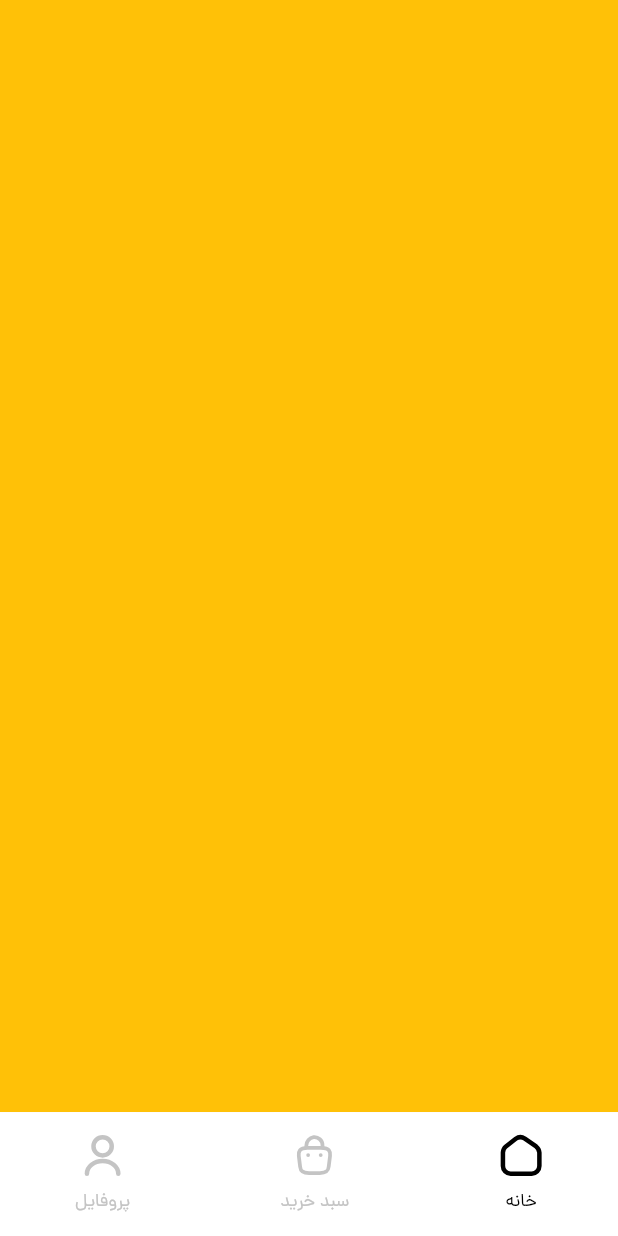
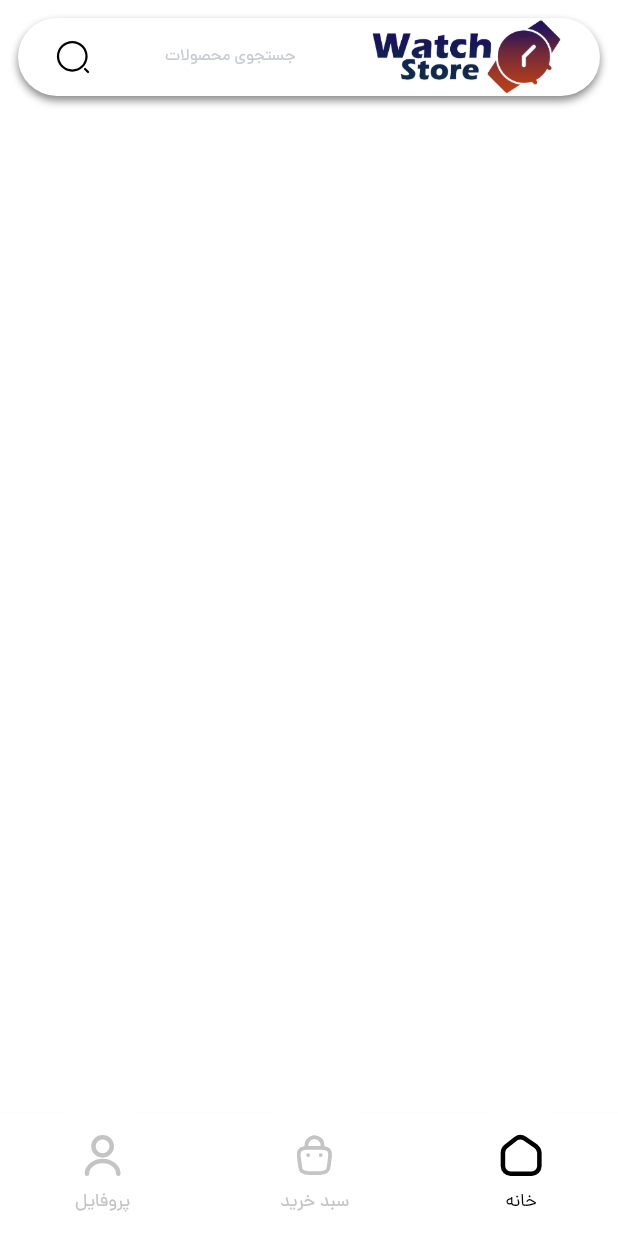
Before and after one commit to KiaGhorbani/KiaWatchStore, a Flutter app: the screen it shows after launch, on a phone screen of 412 x 824 dp. Run offline on Flutter 3.47's test engine with Material 3 defaults, Android fonts, the phone set to English and light mode, and no system bars; our stand-ins replace flutter_svg.

Commit message:
feat: Home Screen Search Bar

```diff
--- a/lib/Components/text_style.dart
+++ b/lib/Components/text_style.dart
@@ -25,7 +25,7 @@ class LightTextStyles {
     color: MyColors.bottomNavItemInActive,
   );
 
-  static TextStyle textFieldHint = TextStyle(
+  static TextStyle hint = TextStyle(
     fontFamily: "dana",
     fontSize: 11,
     fontWeight: FontWeight.w300,
--- a/lib/Resources/colors.dart
+++ b/lib/Resources/colors.dart
@@ -5,6 +5,7 @@ abstract class MyColors {
   MyColors._();
 
   static const Color textTitle = Colors.black;
+  static const Color shadow = Color.fromARGB(120, 0, 0, 0);
   static const Color primaryColor = Colors.blue;
   static const Color enterNumberScreenScaffold = Color.fromARGB(
     255,
@@ -35,10 +36,11 @@ abstract class MyColors {
     255,
   );
   static const Color appBar = Color.fromARGB(255, 255, 255, 255);
+  static const Color searchBar = Color.fromARGB(255, 255, 255, 255);
   static const Color bottomNav = Color.fromARGB(255, 255, 255, 255);
   static const Color bottomNavItemActive = Color.fromARGB(255, 0, 0, 0);
   static const Color bottomNavItemInActive = Color.fromARGB(255, 196, 196, 196);
-  static const Color textFieldHint = Color.fromARGB(255, 217, 220, 228);
+  static const Color textFieldHint = Color.fromARGB(255, 200, 202, 211);
   static const Color textFieldBorder = Color.fromARGB(255, 217, 220, 228);
   static const Color textFieldSelectedBorder = Color.fromARGB(255, 0, 117, 251);
   static const Color textFieldFocused = Colors.white;
--- a/lib/Screens/Main Screen/home_screen.dart
+++ b/lib/Screens/Main Screen/home_screen.dart
@@ -1,4 +1,9 @@
 import 'package:flutter/material.dart';
+import 'package:flutter_svg/svg.dart';
+import 'package:kia_watchstore/Components/text_style.dart';
+import 'package:kia_watchstore/Resources/colors.dart';
+import 'package:kia_watchstore/Resources/dimens.dart';
+import 'package:kia_watchstore/Resources/strings.dart';
 
 class HomeScreen extends StatelessWidget {
   const HomeScreen({super.key});
@@ -6,12 +11,46 @@ class HomeScreen extends StatelessWidget {
   @override
   Widget build(BuildContext context) {
     return Scaffold(
-      backgroundColor: Colors.amber,
+      backgroundColor: MyColors.mainScreenScaffold,
+
+      body: SafeArea(
+        child: SingleChildScrollView(
+          child: Column(
+            children: [
+              Padding(
+                padding: const EdgeInsets.all(MyDimens.medium),
+                child: Container(
+                  height: 52,
+                  width: double.infinity,
+                  decoration: BoxDecoration(
+                    color: MyColors.searchBar,
+                    borderRadius: BorderRadius.circular(60),
+                    boxShadow: [
+                      BoxShadow(
+                          color: MyColors.shadow,
+                          offset: Offset(0, 3),
+                        blurRadius: 4
+
+                      ),
+                    ],
+                  ),
+                  child: Row(
+                    mainAxisAlignment: MainAxisAlignment.spaceAround,
+                    children: [
+                    SvgPicture.asset("assets/icons/SVG/Search.svg"),
+                    Text(MyStrings.search , style: LightTextStyles.hint,),
+                    Image.asset("assets/images/PNG/Logo.png")
 
 
 
 
-
+                  ],),
+                ),
+              ),
+            ],
+          ),
+        ),
+      ),
     );
   }
 }
--- a/lib/Screens/Main Screen/main_screen.dart
+++ b/lib/Screens/Main Screen/main_screen.dart
@@ -15,14 +15,40 @@ class MainScreen extends StatefulWidget {
 
 class _MainScreenState extends State<MainScreen> {
   int selectedIndex = BottomNavIndexes.homeIndex;
+  final GlobalKey<NavigatorState> _homeKey = GlobalKey();
+  final GlobalKey<NavigatorState> _cartKey = GlobalKey();
+  final GlobalKey<NavigatorState> _profileKey = GlobalKey();
+
+  late final keyMap = {
+    BottomNavIndexes.homeIndex: _homeKey,
+    BottomNavIndexes.cartIndex: _cartKey,
+    BottomNavIndexes.profileIndex: _profileKey,
+  };
+
+  List<int> mainScreenRouteHistory = [BottomNavIndexes.homeIndex];
 
   @override
   Widget build(BuildContext context) {
     Size size = MediaQuery.of(context).size;
     double bottomNavHeight = size.height * .1;
-    return Scaffold(
+    return PopScope(
+      canPop: false,
+      onPopInvokedWithResult: (didPop, result) {
+        if (!didPop) {
+          if (keyMap[selectedIndex]!.currentState!.canPop()) {
+            keyMap[selectedIndex]!.currentState!.pop();
+          } else if (mainScreenRouteHistory.length > 1) {
+            setState(() {
+              mainScreenRouteHistory.removeLast();
+              selectedIndex = mainScreenRouteHistory.last;
+            });
+          }
+        }
+      },
+      child: Scaffold(
         body: Stack(
           children: [
+            //Pages
             Positioned(
               top: 0,
               right: 0,
@@ -32,6 +58,7 @@ class _MainScreenState extends State<MainScreen> {
                 index: selectedIndex,
                 children: [
                   Navigator(
+                    key: _homeKey,
                     onGenerateRoute: (settings) {
                       return MaterialPageRoute(
                         builder: (context) {
@@ -40,12 +67,34 @@ class _MainScreenState extends State<MainScreen> {
                       );
                     },
                   ),
-                CartScreen(),
-                ProfileScreen(),
+
+                  Navigator(
+                    key: _cartKey,
+                    onGenerateRoute: (settings) {
+                      return MaterialPageRoute(
+                        builder: (context) {
+                          return CartScreen();
+                        },
+                      );
+                    },
+                  ),
+
+                  Navigator(
+                    key: _profileKey,
+                    onGenerateRoute: (settings) {
+                      return MaterialPageRoute(
+                        builder: (context) {
+                          return ProfileScreen();
+                        },
+                      );
+                    },
+                  ),
                 ],
               ),
             ),
 
+
+            //Bottom Navigation
             Positioned(
               bottom: 0,
               right: 0,
@@ -89,12 +138,14 @@ class _MainScreenState extends State<MainScreen> {
             ),
           ],
         ),
+      ),
     );
   }
 
   btmNavOnPressed({required index}) {
     setState(() {
       selectedIndex = index;
+      mainScreenRouteHistory.add(selectedIndex);
     });
   }
 }
--- a/lib/Screens/Main Screen/profile_screen.dart
+++ b/lib/Screens/Main Screen/profile_screen.dart
@@ -1,4 +1,5 @@
 import 'package:flutter/material.dart';
+
 
 class ProfileScreen extends StatelessWidget {
   const ProfileScreen({super.key});
@@ -9,9 +10,6 @@ class ProfileScreen extends StatelessWidget {
       backgroundColor: Colors.teal,
 
 
-
-
-
     );
   }
 }
--- a/lib/Widgets/mytextfield.dart
+++ b/lib/Widgets/mytextfield.dart
@@ -52,7 +52,7 @@ class MyTextField extends StatelessWidget {
                 keyboardType: inputType,
                 decoration: InputDecoration(
                   hintText: hint,
-                  hintStyle: LightTextStyles.textFieldHint,
+                  hintStyle: LightTextStyles.hint,
 
                   prefixIcon: icon,
                 ),
```
Also changed, not shown: assets/icons/SVG/Search.svg (added). Lines whose indentation alone changed are shown as unchanged.
